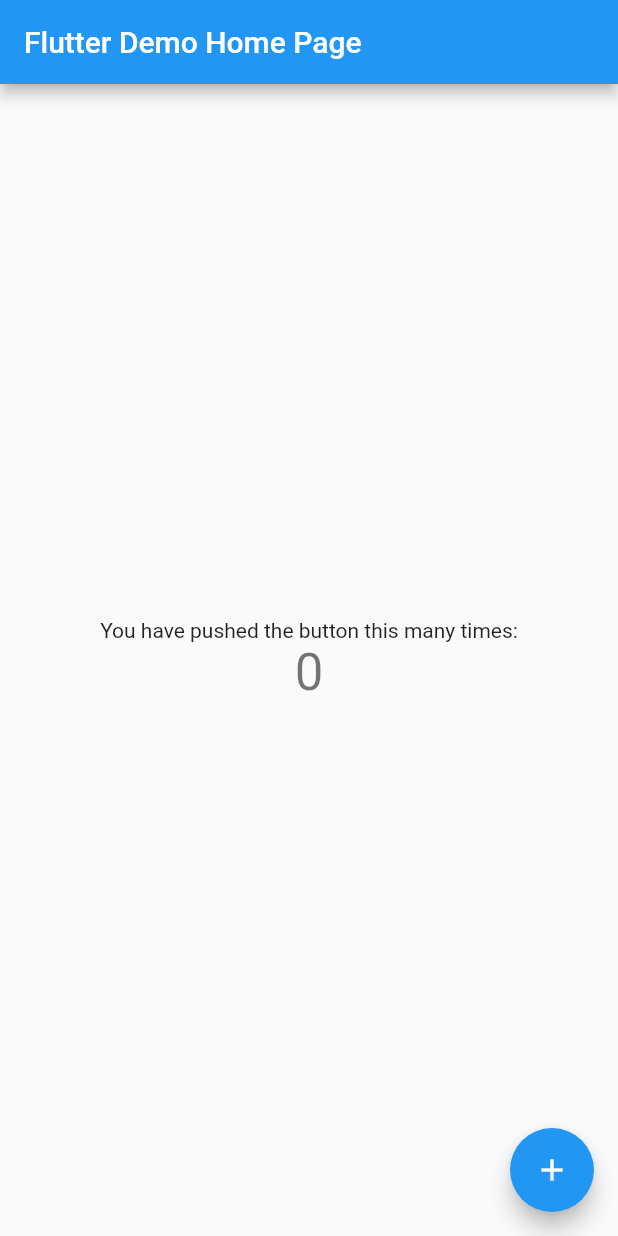
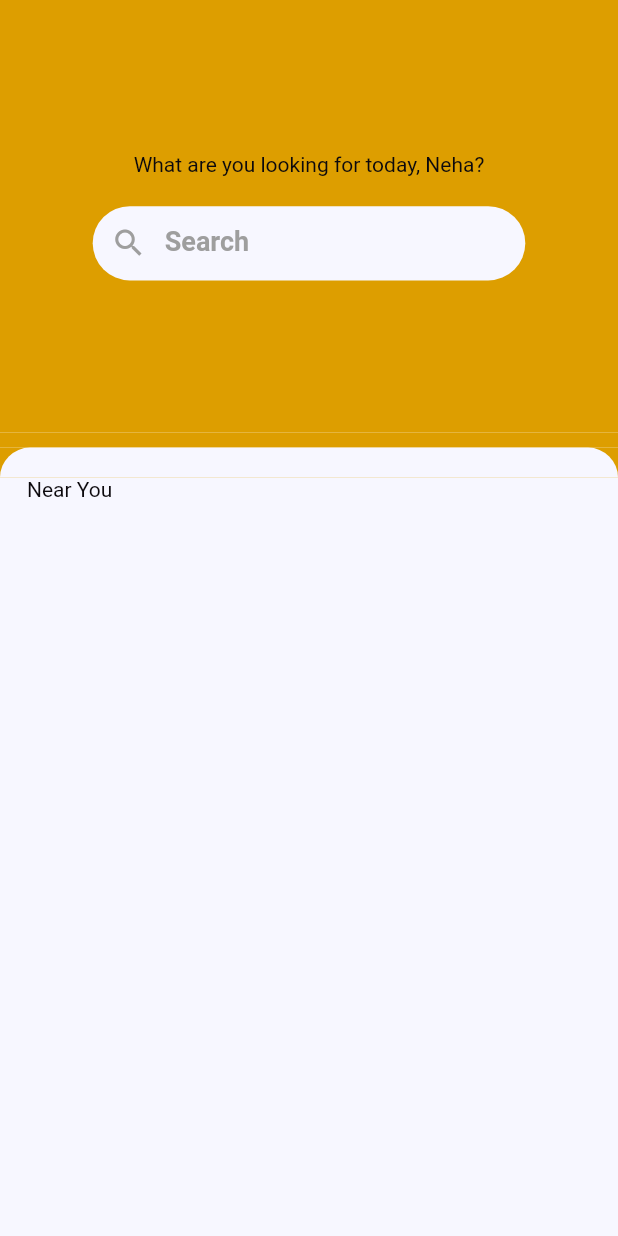
Before and after one commit to nehamdr225/Appointment, a Flutter app: the screen it shows after launch, on a phone screen of 412 x 824 dp. Run offline on Flutter 3.47's test engine with Material 2 defaults, Android fonts, the phone set to English and light mode, and no system bars; Roboto replaces fonts that are missing (Montserrat); statements that could not run were skipped.

Commit message:
added theme, home page

```diff
--- /dev/null
+++ b/lib/Widget/molecules/FForms.dart
@@ -0,0 +1,82 @@
+//import 'package:appointment/state/src/theme.dart';
+import 'package:appointment/state/state.dart';
+import 'package:flutter/material.dart';
+
+class FForms extends StatelessWidget {
+  final bool obscure;
+  final String text;
+  final bool labeltext;
+  final icon;
+  final prefix;
+  final TextInputType type;
+  final Function onChanged;
+  final height;
+  final width;
+  final underline;
+  final borderColor;
+  final style = TextStyle(
+      fontFamily: 'Montserrat',
+      fontWeight: FontWeight.bold,
+      fontSize: 18,
+      color: Colors.grey);
+  FForms({
+    this.text,
+    this.height,
+    this.labeltext: true,
+    this.width,
+    this.type,
+    this.obscure: false,
+    this.onChanged,
+    this.icon,
+    this.prefix,
+    this.underline: false,
+    this.borderColor: Colors.white,
+  });
+
+  @override
+  Widget build(BuildContext context) {
+    final color = Theme.of(context).colorScheme;
+    return Container(
+      height: height,
+      width: width,
+      //color: borderColor,
+      decoration: BoxDecoration(
+          borderRadius: BorderRadius.circular(50.0),
+          color: color.background),
+      child: TextField(
+        cursorColor: textDark_Yellow,
+        keyboardType: type,
+        autofocus: false,
+        obscureText: obscure,
+        onChanged: onChanged,
+        decoration: InputDecoration(
+          border: OutlineInputBorder(
+              borderSide: BorderSide(
+            color: color.primary,
+          )),
+          prefix: prefix,
+          prefixIcon: icon,
+          hintText: labeltext == true ? text : '',
+          enabled: true,
+          labelStyle: style,
+          labelText: text,
+          enabledBorder: underline == false
+              ? OutlineInputBorder(
+                  borderSide: BorderSide(color: Colors.transparent))
+              : UnderlineInputBorder(
+                  borderSide: BorderSide(
+                  color: Theme.of(context).colorScheme.primaryVariant,
+                )),
+          focusedBorder: underline == false
+              ? OutlineInputBorder(
+                  borderSide:
+                      BorderSide(color: Colors.transparent))
+              : UnderlineInputBorder(
+                  borderSide: BorderSide(
+                  color: Theme.of(context).colorScheme.primaryVariant,
+                )),
+        ),
+      ),
+    );
+  }
+}
--- /dev/null
+++ b/lib/Widget/molecules/list.dart
@@ -0,0 +1,10 @@
+import 'package:flutter/material.dart';
+
+class List extends StatelessWidget {
+  @override
+  Widget build(BuildContext context) {
+    return Container(
+
+    );
+  }
+}
--- a/lib/main.dart
+++ b/lib/main.dart
@@ -1,111 +1,49 @@
+import 'package:appointment/pages/UserHomePage.dart';
 import 'package:flutter/material.dart';
+import 'package:flutter/services.dart';
+import 'package:provider/provider.dart';
+import 'package:appointment/state/state.dart';
 
-void main() => runApp(MyApp());
+Future main() async {
+  SystemChrome.setSystemUIOverlayStyle(SystemUiOverlayStyle(
+    statusBarColor: Color(0xff1d2d44),
+  ));
+  runApp(BootStrapper());
+  await SystemChrome.setPreferredOrientations([DeviceOrientation.portraitUp]);
+}
 
-class MyApp extends StatelessWidget {
-  // This widget is the root of your application.
+class BootStrapper extends StatelessWidget {
   @override
   Widget build(BuildContext context) {
-    return MaterialApp(
-      title: 'Flutter Demo',
-      theme: ThemeData(
-        // This is the theme of your application.
-        //
-        // Try running your application with "flutter run". You'll see the
-        // application has a blue toolbar. Then, without quitting the app, try
-        // changing the primarySwatch below to Colors.green and then invoke
-        // "hot reload" (press "r" in the console where you ran "flutter run",
-        // or simply save your changes to "hot reload" in a Flutter IDE).
-        // Notice that the counter didn't reset back to zero; the application
-        // is not restarted.
-        primarySwatch: Colors.blue,
-      ),
-      home: MyHomePage(title: 'Flutter Demo Home Page'),
+    // Fetch _fetch = Fetch();
+    // CoreSecureStorage _storage = CoreSecureStorage();
+    // ProductApi _productApi = ProductApi(_fetch);
+    // UserApi _userApi = UserApi(_fetch, _storage);
+    // Validator _validator = Validator();
+
+    return MultiProvider(
+      providers: [
+      //   ChangeNotifierProvider(create: (_) => new ProductModel(_productApi)),
+      //   ChangeNotifierProvider(
+      //       create: (_) => new UserModel(_userApi, _storage, _validator)),
+        ChangeNotifierProvider(create: (_) => new STheme())
+      ],
+      child: ServiceApp(),
     );
   }
 }
 
-class MyHomePage extends StatefulWidget {
-  MyHomePage({Key key, this.title}) : super(key: key);
-
-  // This widget is the home page of your application. It is stateful, meaning
-  // that it has a State object (defined below) that contains fields that affect
-  // how it looks.
-
-  // This class is the configuration for the state. It holds the values (in this
-  // case the title) provided by the parent (in this case the App widget) and
-  // used by the build method of the State. Fields in a Widget subclass are
-  // always marked "final".
-
-  final String title;
-
-  @override
-  _MyHomePageState createState() => _MyHomePageState();
-}
-
-class _MyHomePageState extends State<MyHomePage> {
-  int _counter = 0;
-
-  void _incrementCounter() {
-    setState(() {
-      // This call to setState tells the Flutter framework that something has
-      // changed in this State, which causes it to rerun the build method below
-      // so that the display can reflect the updated values. If we changed
-      // _counter without calling setState(), then the build method would not be
-      // called again, and so nothing would appear to happen.
-      _counter++;
-    });
-  }
-
+class ServiceApp extends StatelessWidget {
   @override
   Widget build(BuildContext context) {
-    // This method is rerun every time setState is called, for instance as done
-    // by the _incrementCounter method above.
-    //
-    // The Flutter framework has been optimized to make rerunning build methods
-    // fast, so that you can just rebuild anything that needs updating rather
-    // than having to individually change instances of widgets.
-    return Scaffold(
-      appBar: AppBar(
-        // Here we take the value from the MyHomePage object that was created by
-        // the App.build method, and use it to set our appbar title.
-        title: Text(widget.title),
-      ),
-      body: Center(
-        // Center is a layout widget. It takes a single child and positions it
-        // in the middle of the parent.
-        child: Column(
-          // Column is also a layout widget. It takes a list of children and
-          // arranges them vertically. By default, it sizes itself to fit its
-          // children horizontally, and tries to be as tall as its parent.
-          //
-          // Invoke "debug painting" (press "p" in the console, choose the
-          // "Toggle Debug Paint" action from the Flutter Inspector in Android
-          // Studio, or the "Toggle Debug Paint" command in Visual Studio Code)
-          // to see the wireframe for each widget.
-          //
-          // Column has various properties to control how it sizes itself and
-          // how it positions its children. Here we use mainAxisAlignment to
-          // center the children vertically; the main axis here is the vertical
-          // axis because Columns are vertical (the cross axis would be
-          // horizontal).
-          mainAxisAlignment: MainAxisAlignment.center,
-          children: <Widget>[
-            Text(
-              'You have pushed the button this many times:',
-            ),
-            Text(
-              '$_counter',
-              style: Theme.of(context).textTheme.display1,
-            ),
-          ],
-        ),
-      ),
-      floatingActionButton: FloatingActionButton(
-        onPressed: _incrementCounter,
-        tooltip: 'Increment',
-        child: Icon(Icons.add),
-      ), // This trailing comma makes auto-formatting nicer for build methods.
+    final theme = Provider.of<STheme>(context);
+
+    return MaterialApp(
+      debugShowCheckedModeBanner: false,
+      theme: theme.getTheme(),
+      home: SafeArea(
+        child: UserHomePage(),
+      )
     );
   }
 }
--- /dev/null
+++ b/lib/pages/UserHomePage.dart
@@ -0,0 +1,82 @@
+import 'package:appointment/Widget/molecules/FForms.dart';
+import 'package:appointment/state/state.dart';
+import 'package:flutter/material.dart';
+
+class UserHomePage extends StatelessWidget {
+  @override
+  Widget build(BuildContext context) {
+    final color = Theme.of(context).colorScheme;
+    final textStyle = Theme.of(context).textTheme;
+    final size = MediaQuery.of(context).size;
+    return Scaffold(
+      body: ListView(
+        children: <Widget>[
+          Container(
+            height: size.height * 0.35,
+            width: size.width,
+            color: color.primaryVariant,
+            child: Column(
+              mainAxisAlignment: MainAxisAlignment.center,
+              crossAxisAlignment: CrossAxisAlignment.center,
+              children: <Widget>[
+                Text(
+                  'What are you looking for today, Neha?',
+                  style: textStyle.headline.copyWith(
+                    color: textDarkMode,
+                    fontSize: 24.0,
+                  ),
+                  textAlign: TextAlign.center,
+                ),
+                SizedBox(
+                  height: 20.0,
+                ),
+                FForms(
+                  width: size.width * 0.70,
+                  height: size.height * 0.06,
+                  icon: Icon(Icons.search, color: Colors.grey[500],),
+                  text: "Search",
+                  labeltext: false,
+                )
+              ],
+            ),
+          ),
+          Container(
+            color: color.primaryVariant,
+            height: 10.0,
+          ),
+          Container(
+              height: 20.0,
+              color: color.primaryVariant,
+              child: Container(
+                decoration: BoxDecoration(
+                    borderRadius: BorderRadius.only(
+                        topLeft: Radius.circular(25.0),
+                        topRight: Radius.circular(25.0)),
+                    color: color.onSurface),
+              )),
+          Container(
+            height: size.height * 0.86,
+            width: size.width,
+            color: color.onSurface,
+            child: Column(
+              crossAxisAlignment: CrossAxisAlignment.start,
+              children: <Widget>[
+                Padding(
+                  padding: const EdgeInsets.only(left: 18.0),
+                  child: Text(
+                    'Near You',
+                    style: textStyle.headline.copyWith(
+                      color: textLight_Blue,
+                    ),
+                    textAlign: TextAlign.justify,
+                  ),
+                ),
+
+              ],
+            ),
+          )
+        ],
+      ),
+    );
+  }
+}
--- /dev/null
+++ b/lib/state/src/theme.dart
@@ -0,0 +1,92 @@
+import 'package:flutter/material.dart';
+import 'package:flutter/services.dart';
+
+const textLightMode = Color(0xff0c090d); // black text
+const textLight_Blue = Color(0xff1d2d44); // blueish for light mode
+const textDarkMode = Color(0xfff4f4fc); // white text
+const textDark_Yellow = Color(0xffFFD366); // yellow text for dark mode
+
+class STheme with ChangeNotifier {
+  ThemeData serviceDarkTheme = ThemeData(
+    iconTheme: IconThemeData(
+      color: Color(0xff1D2D44),
+    ),
+    colorScheme: ColorScheme(
+      primary: Color(0xffFFBA08),
+      primaryVariant:Color(0xffDD9E00),
+      onPrimary: Color(0xff0c090d),
+      secondary: Color(0xff6BD425),
+      secondaryVariant: Color(0xff80ff2b),
+      onSecondary: Color(0xff0c090d),
+      background: Color(0xff191B24),
+      onBackground: Color(0xff232633),
+      onError: Color(0xffc5032b),
+      error: Color(0xffc5032b),
+      surface: Color(0xff191B24),
+      onSurface: Color(0xff232633),
+      brightness: Brightness.dark,
+    ),
+    canvasColor: Colors.white,
+    fontFamily: 'Montserrat',
+    textSelectionColor: Colors.black38,
+    textTheme: TextTheme(
+        headline: TextStyle(fontSize: 20.0, color: textDarkMode, fontWeight: FontWeight.w500),
+        title: TextStyle(fontSize: 18.0, color: textDarkMode),
+        body2: TextStyle(fontSize: 16.0, color: textDark_Yellow ),
+        body1: TextStyle(fontSize: 14.0, color: textDarkMode),
+        overline: TextStyle(fontSize: 10.0, color: textDarkMode),
+        caption: TextStyle(fontSize: 12.0, color: textDarkMode),
+    ),
+  );
+  ThemeData serviceLightTheme = ThemeData(
+    iconTheme: IconThemeData(
+      color: Color(0xff1D2D44),
+    ),
+    colorScheme: ColorScheme(
+      primary: Color(0xffFFBA08),
+      primaryVariant:Color(0xffDD9E00),
+      onPrimary: Color(0xff0c090d),
+      secondary: Color(0xff6BD425),
+      secondaryVariant: Color(0xff80ff2b),
+      onSecondary: Color(0xff0c090d),
+      background: Color(0xfff7f7ff),
+      onBackground: Color(0xfff4f4fc),
+      onError: Color(0xffc5032b),
+      error: Color(0xffc5032b),
+      onSurface: Color(0xfff7f7ff),
+      brightness: Brightness.light,
+      surface: Color(0xffEEEEEE),
+    ),
+    canvasColor: Colors.white,
+    fontFamily: 'Montserrat',
+    textSelectionColor: Colors.black38,
+    textTheme: TextTheme(
+        headline: TextStyle(fontSize: 20.0, color: textLightMode, fontWeight: FontWeight.w500),
+        title: TextStyle(fontSize: 18.0, color: textLightMode),
+        body2: TextStyle(fontSize: 16.0, color: textLight_Blue ),
+        body1: TextStyle(fontSize: 14.0, color: textLightMode),
+        overline: TextStyle(fontSize: 10.0, color: textLightMode),
+        caption: TextStyle(fontSize: 12.0, color: textLightMode),
+    ),
+  );
+
+  ThemeData _themeData;
+  bool isDark = false;
+
+  STheme() {
+    _themeData = serviceLightTheme;
+  }
+
+  ThemeData getTheme() => _themeData;
+
+  setTheme() {
+    if (!isDark) {
+      _themeData = serviceDarkTheme;
+    } else {
+      _themeData = serviceLightTheme;
+    }
+
+    isDark = !isDark;
+    notifyListeners();
+  }
+}
--- /dev/null
+++ b/lib/state/state.dart
@@ -0,0 +1 @@
+export './src/theme.dart';
--- a/pubspec.yaml
+++ b/pubspec.yaml
@@ -23,6 +23,8 @@ dependencies:
   # The following adds the Cupertino Icons font to your application.
   # Use with the CupertinoIcons class for iOS style icons.
   cupertino_icons: ^0.1.2
+  http: ^0.12.0
+  provider: ^3.0.0+1
 
 dev_dependencies:
   flutter_test:
```
Also changed, not shown: pubspec.lock, 178 other files.
